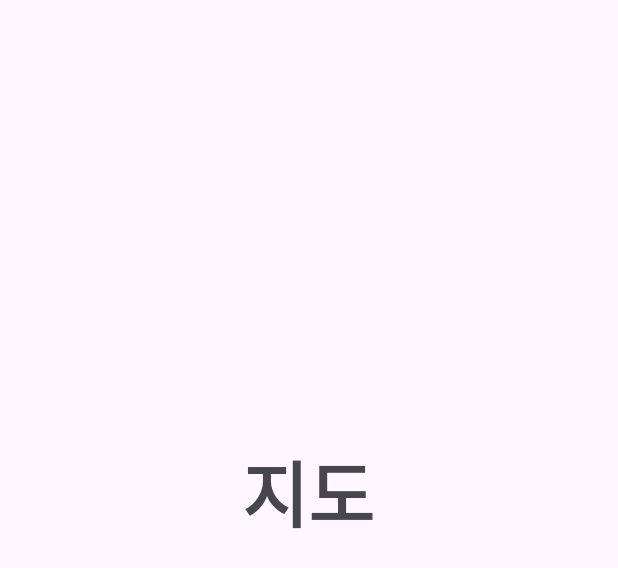
After one commit to 0hj1hyeon/DataContest, an Android app: the layout map.xml on its own in the app's theme, with its tools: preview values and no code run, on a phone screen of 412 x 824 dp. The commit adds this screen. Shown: the top 568 px of the screen. Run offline under Robolectric (Android 15) with nearby library versions, the phone set to English and light mode, and no system bars.

```diff
--- a/front/app/src/main/java/com/example/contest/RegisterActivity.java
+++ b/front/app/src/main/java/com/example/contest/RegisterActivity.java
@@ -1,5 +1,6 @@
 package com.example.contest;
 
+import android.content.Intent;
 import android.os.Bundle;
 import android.util.Log;
 import android.view.View;
@@ -55,6 +56,11 @@ public class RegisterActivity extends AppCompatActivity {
                 if (response.isSuccessful()) {
                     Log.d("RegisterActivity", "회원가입 성공");
                     Toast.makeText(RegisterActivity.this, "회원가입 성공", Toast.LENGTH_SHORT).show();
+
+                    // MainActivity로 이동
+                    Intent intent = new Intent(RegisterActivity.this, MainActivity.class);
+                    startActivity(intent);
+                    finish();
                 } else {
                     String errorMessage = "회원가입 실패: " + response.message();
                     Log.e("RegisterActivity", errorMessage);
--- a/front/app/src/main/java/com/example/service/ApiService.java
+++ b/front/app/src/main/java/com/example/service/ApiService.java
@@ -9,4 +9,7 @@ import retrofit2.http.POST;
 public interface ApiService {
     @POST("/join")
     Call<Void> registerUser(@Body Member member);
+
+    @POST("/login")
+    Call<Void> loginUser(@Body Member member);
 }
--- /dev/null
+++ b/front/app/src/main/res/layout/map.xml
@@ -0,0 +1,20 @@
+<?xml version="1.0" encoding="utf-8"?>
+<androidx.constraintlayout.widget.ConstraintLayout xmlns:android="http://schemas.android.com/apk/res/android"
+    xmlns:app="http://schemas.android.com/apk/res-auto"
+    android:layout_width="match_parent"
+    android:layout_height="match_parent">
+
+    <TextView
+        android:id="@+id/title"
+        android:layout_width="wrap_content"
+        android:layout_height="wrap_content"
+        android:layout_marginTop="292dp"
+        android:text="지도"
+        android:textSize="48sp"
+        android:textStyle="bold"
+        app:layout_constraintBottom_toTopOf="@+id/login_button"
+        app:layout_constraintEnd_toEndOf="parent"
+        app:layout_constraintHorizontal_bias="0.498"
+        app:layout_constraintStart_toStartOf="parent"
+        app:layout_constraintTop_toTopOf="parent" />
+</androidx.constraintlayout.widget.ConstraintLayout>
```
Also changed, not shown: front/app/src/main/java/com/example/contest/LoginActivity.java (+47 -0 lines), front/app/src/main/java/com/example/contest/MapActivity.java (added, +20 -0 lines).
